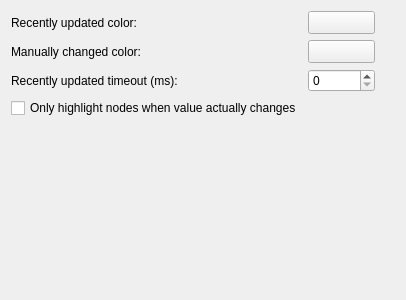
First picture: the form in ground/openpilotgcs/src/plugins/uavobjectbrowser/uavobjectbrowseroptionspage.ui, repository openpilot/OpenPilot, before the edit.
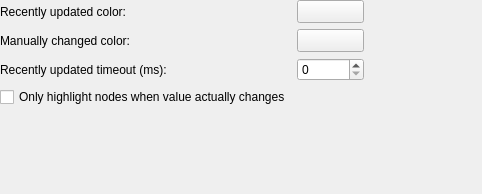
Second picture: the form after the edit. Custom widgets are drawn as their Qt base class.

Patch:
```diff
--- a/ground/openpilotgcs/src/plugins/uavobjectbrowser/uavobjectbrowseroptionspage.ui
+++ b/ground/openpilotgcs/src/plugins/uavobjectbrowser/uavobjectbrowseroptionspage.ui
@@ -6,14 +6,41 @@
    <rect>
     <x>0</x>
     <y>0</y>
-    <width>400</width>
-    <height>300</height>
+    <width>482</width>
+    <height>194</height>
    </rect>
   </property>
   <property name="windowTitle">
    <string>Form</string>
   </property>
+  <layout class="QVBoxLayout" name="verticalLayout">
+   <property name="margin">
+    <number>0</number>
+   </property>
+   <item>
+    <widget class="QScrollArea" name="scrollArea">
+     <property name="frameShape">
+      <enum>QFrame::NoFrame</enum>
+     </property>
+     <property name="frameShadow">
+      <enum>QFrame::Plain</enum>
+     </property>
+     <property name="widgetResizable">
+      <bool>true</bool>
+     </property>
+     <widget class="QWidget" name="scrollAreaWidgetContents">
+      <property name="geometry">
+       <rect>
+        <x>0</x>
+        <y>0</y>
+        <width>482</width>
+        <height>194</height>
+       </rect>
+      </property>
   <layout class="QGridLayout" name="gridLayout">
+       <property name="margin">
+        <number>0</number>
+       </property>
    <item row="0" column="0">
     <widget class="QLabel" name="label">
      <property name="text">
@@ -21,21 +48,52 @@
      </property>
     </widget>
    </item>
-   <item row="2" column="0">
+       <item row="0" column="1">
+        <widget class="Utils::QtColorButton" name="recentlyUpdatedButton">
+         <property name="sizePolicy">
+          <sizepolicy hsizetype="Preferred" vsizetype="Preferred">
+           <horstretch>0</horstretch>
+           <verstretch>0</verstretch>
+          </sizepolicy>
+         </property>
+         <property name="minimumSize">
+          <size>
+           <width>64</width>
+           <height>0</height>
+          </size>
+         </property>
+         <property name="text">
+          <string/>
+         </property>
+        </widget>
+       </item>
+       <item row="1" column="0">
     <widget class="QLabel" name="label_2">
      <property name="text">
       <string>Manually changed color:</string>
      </property>
     </widget>
    </item>
-   <item row="3" column="0">
-    <widget class="QLabel" name="label_3">
+       <item row="1" column="1">
+        <widget class="Utils::QtColorButton" name="manuallyChangedButton">
+         <property name="sizePolicy">
+          <sizepolicy hsizetype="Preferred" vsizetype="Fixed">
+           <horstretch>0</horstretch>
+           <verstretch>0</verstretch>
+          </sizepolicy>
+         </property>
+         <property name="minimumSize">
+          <size>
+           <width>64</width>
+           <height>0</height>
+          </size>
+         </property>
      <property name="text">
-      <string>Recently updated timeout (ms):</string>
+          <string/>
      </property>
     </widget>
    </item>
-   <item row="2" column="3">
+       <item row="1" column="2">
     <spacer name="horizontalSpacer">
      <property name="orientation">
       <enum>Qt::Horizontal</enum>
@@ -48,58 +106,14 @@
      </property>
     </spacer>
    </item>
-   <item row="5" column="3">
-    <spacer name="verticalSpacer">
-     <property name="orientation">
-      <enum>Qt::Vertical</enum>
-     </property>
-     <property name="sizeHint" stdset="0">
-      <size>
-       <width>20</width>
-       <height>40</height>
-      </size>
-     </property>
-    </spacer>
-   </item>
-   <item row="0" column="2">
-    <widget class="Utils::QtColorButton" name="recentlyUpdatedButton">
-     <property name="sizePolicy">
-      <sizepolicy hsizetype="Preferred" vsizetype="Preferred">
-       <horstretch>0</horstretch>
-       <verstretch>0</verstretch>
-      </sizepolicy>
-     </property>
-     <property name="minimumSize">
-      <size>
-       <width>64</width>
-       <height>0</height>
-      </size>
-     </property>
+       <item row="2" column="0">
+        <widget class="QLabel" name="label_3">
      <property name="text">
-      <string/>
+          <string>Recently updated timeout (ms):</string>
      </property>
     </widget>
    </item>
-   <item row="2" column="2">
-    <widget class="Utils::QtColorButton" name="manuallyChangedButton">
-     <property name="sizePolicy">
-      <sizepolicy hsizetype="Preferred" vsizetype="Fixed">
-       <horstretch>0</horstretch>
-       <verstretch>0</verstretch>
-      </sizepolicy>
-     </property>
-     <property name="minimumSize">
-      <size>
-       <width>64</width>
-       <height>0</height>
-      </size>
-     </property>
-     <property name="text">
-      <string/>
-     </property>
-    </widget>
-   </item>
-   <item row="3" column="2">
+       <item row="2" column="1">
     <widget class="QSpinBox" name="recentlyUpdatedTimeoutSpinBox">
      <property name="sizePolicy">
       <sizepolicy hsizetype="Preferred" vsizetype="Preferred">
@@ -115,11 +129,28 @@
      </property>
     </widget>
    </item>
-   <item row="4" column="0">
+       <item row="3" column="0">
     <widget class="QCheckBox" name="hilightBox">
      <property name="text">
       <string>Only highlight nodes when value actually changes</string>
      </property>
+        </widget>
+       </item>
+       <item row="4" column="2">
+        <spacer name="verticalSpacer">
+         <property name="orientation">
+          <enum>Qt::Vertical</enum>
+         </property>
+         <property name="sizeHint" stdset="0">
+          <size>
+           <width>20</width>
+           <height>40</height>
+          </size>
+         </property>
+        </spacer>
+       </item>
+      </layout>
+     </widget>
     </widget>
    </item>
   </layout>
```
Lines whose indentation alone changed are shown as unchanged.
